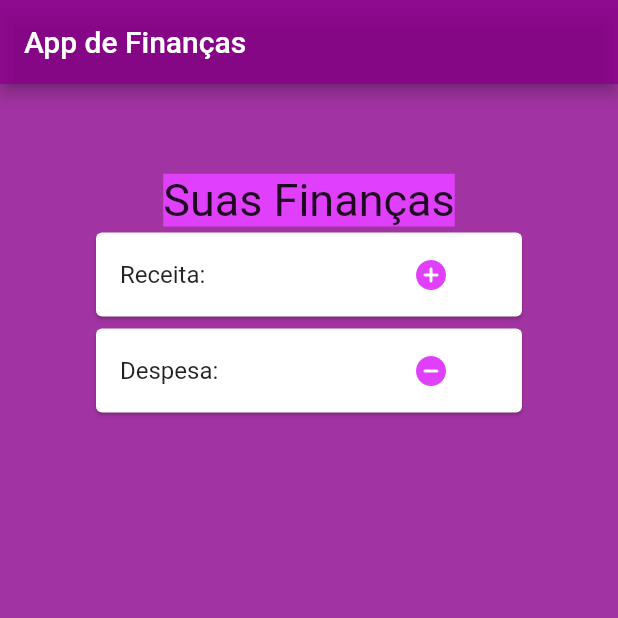
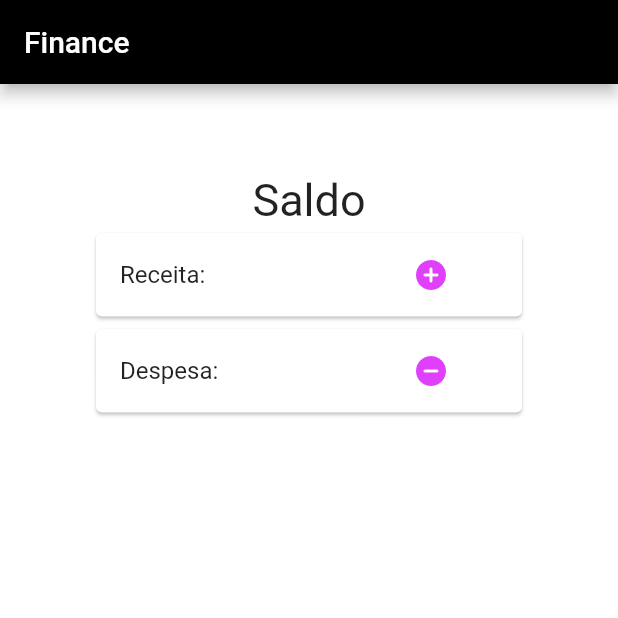
Before and after one commit to IgorLuigi/ProjetoFinanceiroPSA, a Flutter app: the screen it shows after launch, on a phone screen of 412 x 824 dp, the top half of it. Run offline on Flutter 3.47's test engine with Material 2 defaults, Android fonts, the phone set to English and light mode, and no system bars.

Commit message:
Alteração tela inicial

```diff
--- a/lib/app/view/home.dart
+++ b/lib/app/view/home.dart
@@ -17,11 +17,10 @@ class _HomeState extends State<Home> {
         var width = constraints.biggest.width;
 
         return Scaffold(
-          backgroundColor: const Color.fromRGBO(139, 0, 139, 0.8),
+          backgroundColor: const Color.fromRGBO(255, 255, 255, 0.9),
           appBar: AppBar(
-            //backgroundColor: Colors.purpleAccent,
-            backgroundColor: const Color.fromRGBO(139, 0, 139, 0.8),
-            title: const Text('App de Finanças'),
+            backgroundColor: Colors.black,
+            title: const Text('Finance'),
             // actions: [
             //   IconButton(
             //     icon: Icon(Icons.add_circle_rounded),
@@ -42,9 +41,8 @@ class _HomeState extends State<Home> {
             children: [
               const Center(
                 child: Text(
-                  'Suas Finanças',
-                  style: TextStyle(
-                      fontSize: 30, backgroundColor: Colors.purpleAccent),
+                  'Saldo',
+                  style: TextStyle(fontSize: 30),
                 ),
               ),
               Card(
```
